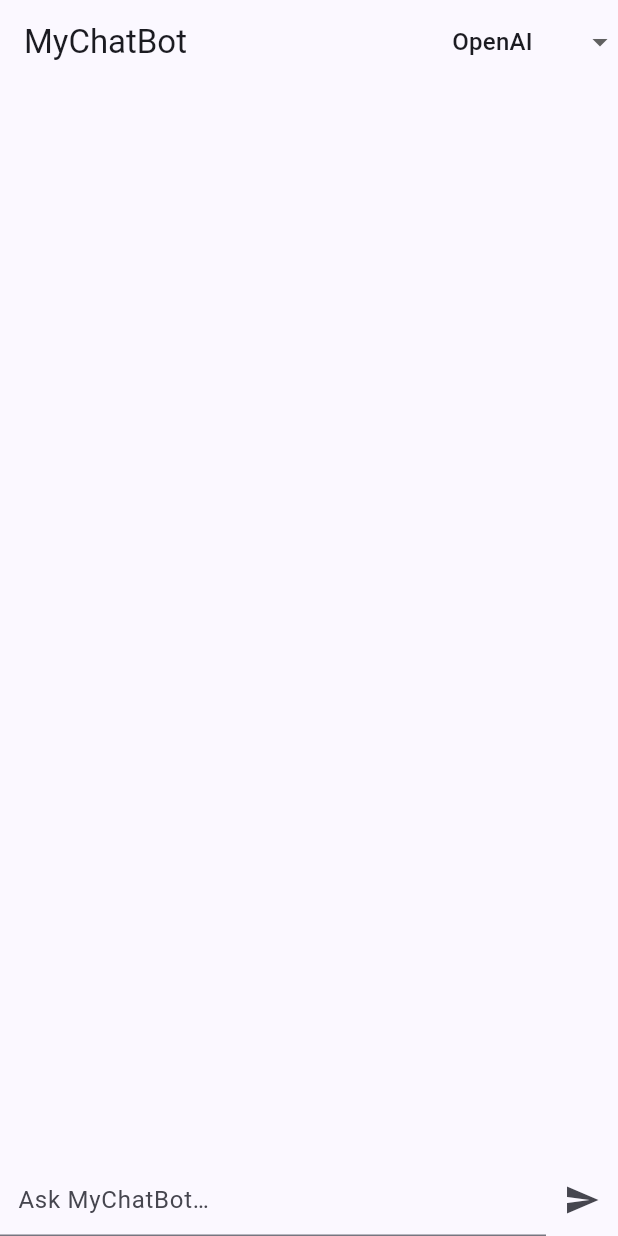
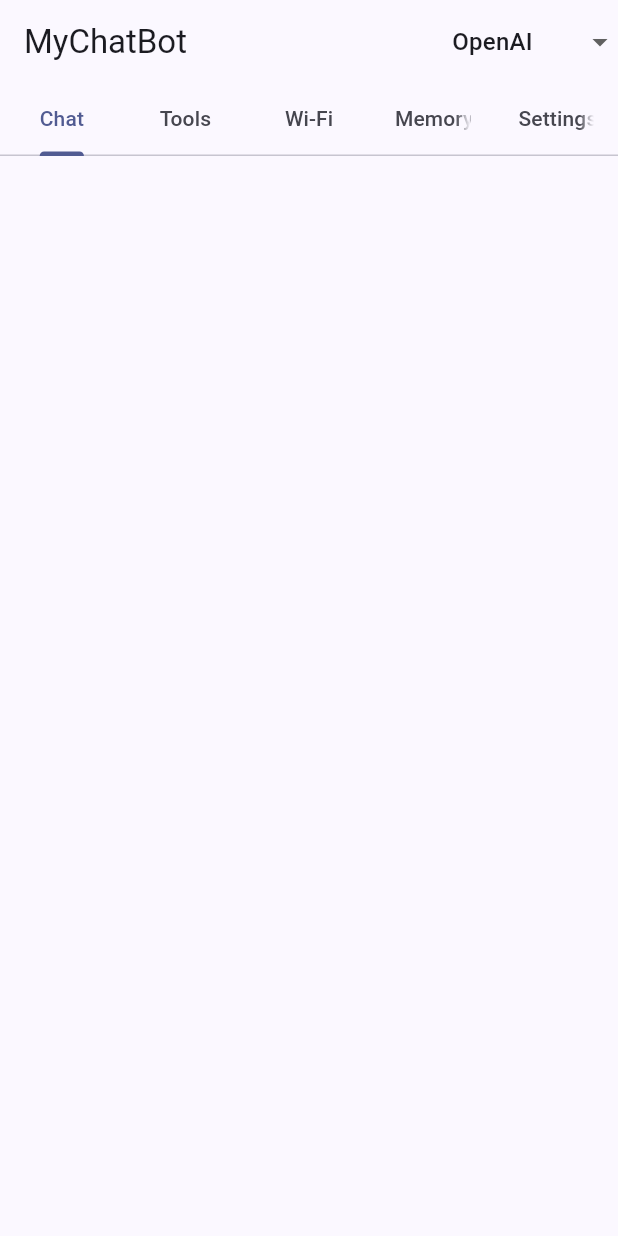
Before and after one commit to hajiahmadandishmand41-code/mychetbot, a Flutter app: the screen it shows after launch, on a phone screen of 412 x 824 dp. Run offline on Flutter 3.47's test engine with Material 3 defaults, Android fonts, the phone set to English and light mode, and no system bars.

Commit message:
ui: add professional tabbed Chat/Tools/Wi-Fi/Memory/Settings Flutter client

```diff
--- a/lib/main.dart
+++ b/lib/main.dart
@@ -17,40 +17,55 @@
 class ChatPage extends StatefulWidget { const ChatPage({super.key}); @override State<ChatPage> createState() => _ChatPageState(); }
 class _ChatPageState extends State<ChatPage> {
   final _controller = TextEditingController();
-  final _messages = <Map<String, String>>[];
+  final _messages = <Map<String, dynamic>>[];
   bool _busy = false;
   String provider = 'openai';
   String model = 'gpt-5.6-luna';
+  static const base = 'http://127.0.0.1:18923';
 
   Future<void> _send() async {
     final text = _controller.text.trim(); if (text.isEmpty || _busy) return;
-    setState(() { _messages.add({'role':'user','content':text}); _busy = true; });
+    setState(() { _messages.add({'role': 'user', 'content': text}); _busy = true; });
     _controller.clear();
     try {
-      final r = await http.post(Uri.parse('http://127.0.0.1:18923/chat'),
-        headers: {'content-type':'application/json'},
+      final r = await http.post(Uri.parse('$base/chat'), headers: {'content-type':'application/json'},
         body: jsonEncode({'message':text,'provider':provider,'model':model,
           'history':_messages.map((m)=>{'role':m['role'],'content':m['content']}).toList()}));
       final data = jsonDecode(r.body) as Map<String,dynamic>;
-      setState(() => _messages.add({'role':'assistant','content': data['content']?.toString() ?? 'No response'}));
+      if (data['pending'] is List && (data['pending'] as List).isNotEmpty) {
+        final p = (data['pending'] as List).first as Map<String,dynamic>;
+        await _confirm(p);
+      } else {
+        setState(() => _messages.add({'role':'assistant','content': data['content']?.toString() ?? 'No response'}));
+      }
     } catch (e) { setState(() => _messages.add({'role':'assistant','content':'Bridge error: $e'})); }
     finally { setState(() => _busy = false); }
   }
 
-  @override Widget build(BuildContext context) => Scaffold(
-    appBar: AppBar(title: const Text('MyChatBot'), actions: [
-      DropdownButton<String>(value: provider, underline: const SizedBox(), items: const [
-        DropdownMenuItem(value:'openai', child:Text('OpenAI')), DropdownMenuItem(value:'claude', child:Text('Claude')),
-        DropdownMenuItem(value:'gemini', child:Text('Gemini')), DropdownMenuItem(value:'openrouter', child:Text('OpenRouter')),
-      ], onChanged: (v)=>setState(()=>provider=v!)),
+  Future<void> _confirm(Map<String,dynamic> p) async {
+    final ok = await showDialog<bool>(context:context,builder:(c)=>AlertDialog(
+      title:const Text('Confirmation required'),
+      content:Text('${p['reason']}\n\nTool: ${p['name']}\nArgs: ${jsonEncode(p['arguments'])}\n\nOnly continue on a device/network you own or are authorized to test.'),
+      actions:[TextButton(onPressed:()=>Navigator.pop(c,false),child:const Text('Cancel')),FilledButton(onPressed:()=>Navigator.pop(c,true),child:const Text('Approve'))],
+    )) ?? false;
+    final r = await http.post(Uri.parse('$base/confirm'),headers:{'content-type':'application/json'},body:jsonEncode({'id':p['id'],'approve':ok}));
+    final d = jsonDecode(r.body) as Map<String,dynamic>;
+    setState(()=>_messages.add({'role':'assistant','content': ok ? '✅ ${d['result'] ?? d['content'] ?? 'Operation finished'}' : '❎ Operation cancelled.'}));
+  }
+
+  Widget _page(Widget body, String title) => Scaffold(appBar:AppBar(title:Text(title)),body:body);
+  Future<Map<String,dynamic>> _get(String path) async { final r=await http.get(Uri.parse('$base$path')); return jsonDecode(r.body) as Map<String,dynamic>; }
+
+  @override Widget build(BuildContext context) => DefaultTabController(length:5,child:Scaffold(
+    appBar:AppBar(title:const Text('MyChatBot'),actions:[DropdownButton<String>(value:provider,underline:const SizedBox(),items:const[
+      DropdownMenuItem(value:'openai',child:Text('OpenAI')),DropdownMenuItem(value:'claude',child:Text('Claude')),DropdownMenuItem(value:'gemini',child:Text('Gemini')),DropdownMenuItem(value:'openrouter',child:Text('OpenRouter'))],onChanged:(v)=>setState(()=>provider=v!))],
+    bottom:const TabBar(tabs:[Tab(text:'Chat'),Tab(text:'Tools'),Tab(text:'Wi-Fi'),Tab(text:'Memory'),Tab(text:'Settings')]),
+    body:TabBarView(children:[
+      Column(children:[Expanded(child:ListView.builder(padding:const EdgeInsets.all(12),itemCount:_messages.length,itemBuilder:(c,i)=>Align(alignment:_messages[i]['role']=='user'?Alignment.centerRight:Alignment.centerLeft,child:Card(child:Padding(padding:const EdgeInsets.all(12),child:Text(_messages[i]['content']?.toString()??''))))),),if(_busy)const LinearProgressIndicator(),SafeArea(child:Row(children:[Expanded(child:TextField(controller:_controller,onSubmitted:(_)=>_send(),decoration:const InputDecoration(hintText:'Ask MyChatBot…'))),IconButton(onPressed:_busy?null:_send,icon:const Icon(Icons.send))]))]),
+      FutureBuilder<Map<String,dynamic>>(future:_get('/tools'),builder:(c,s){if(s.hasError)return Center(child:Text('${s.error}'));if(!s.hasData)return const Center(child:CircularProgressIndicator());final items=(s.data!['tools'] as List???[]);return ListView(children:items.map((x)=>ListTile(title:Text(x['function']['name'].toString()),subtitle:Text(x['function']['description'].toString()))).toList());}),
+      FutureBuilder<Map<String,dynamic>>(future:_get('/permissions/wifi_manager'),builder:(c,s)=>Padding(padding:const EdgeInsets.all(16),child:s.hasError?Text('${s.error}'):Text('Wi-Fi tools are available through the Agent.\n\n${s.data ?? 'Checking bridge…'}\n\nTry: “وضعیت Wi-Fi را بررسی کن”'))),
+      const Padding(padding:EdgeInsets.all(16),child:Text('Persistent memory is stored by the Termux Agent in the runtime data directory. Ask the Agent to remember or search a fact.')),
+      FutureBuilder<Map<String,dynamic>>(future:_get('/health'),builder:(c,s)=>Padding(padding:const EdgeInsets.all(16),child:s.hasError?Text('Bridge error: ${s.error}'):Text('Bridge health:\n${s.data ?? 'checking…'}\n\nAPI keys stay in Termux environment variables and must never be committed.'))),
     ]),
-    body: Column(children: [
-      Expanded(child: ListView.builder(padding: const EdgeInsets.all(12), itemCount:_messages.length,
-        itemBuilder:(c,i)=>Align(alignment:_messages[i]['role']=='user'?Alignment.centerRight:Alignment.centerLeft,
-          child: Card(child: Padding(padding:const EdgeInsets.all(12), child:Text(_messages[i]['content']!))))),),
-      if (_busy) const LinearProgressIndicator(),
-      SafeArea(child: Row(children:[Expanded(child:TextField(controller:_controller,onSubmitted:(_)=>_send(),decoration:const InputDecoration(hintText:'Ask MyChatBot…',contentPadding:EdgeInsets.all(12)))),
-        IconButton(onPressed:_send,icon:const Icon(Icons.send))]))
-    ]),
-  );
+  ));
 }
```
